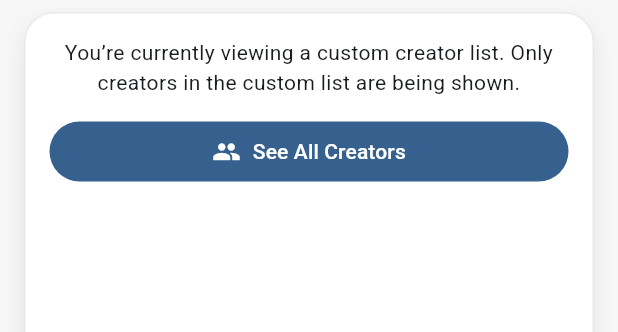
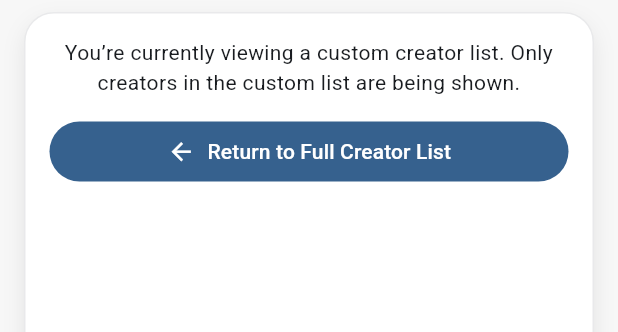
Before and after one commit to mentegago/cf21-map, a Flutter app: the _SeeAllCreatorsButton widget shown alone on an empty page, opened directly, on a phone screen of 412 x 824 dp. Shown: the top 332 px of the screen. Run offline on Flutter 3.47's test engine with Material 3 defaults, Android fonts, the phone set to English and light mode, and no system bars; our stand-ins replace flutter_svg, shared_preferences; missing offline and left inert: dart:html; accounts and stored records are empty; network calls fail.

Commit message:
Update UI

```diff
--- a/lib/widgets/creator_list_view.dart
+++ b/lib/widgets/creator_list_view.dart
@@ -335,9 +335,9 @@ class _SeeAllCreatorsButton extends StatelessWidget {
                 borderRadius: BorderRadius.circular(20),
               ),
             ),
-            icon: const Icon(Icons.group, size: 19),
+            icon: const Icon(Icons.arrow_back, size: 19),
             label: const Text(
-              'See All Creators',
+              'Return to Full Creator List',
               style: TextStyle(
                 fontWeight: FontWeight.w500,
                 fontSize: 14,
```
Also changed, not shown: lib/screens/map_screen.dart (+3 -22 lines).
